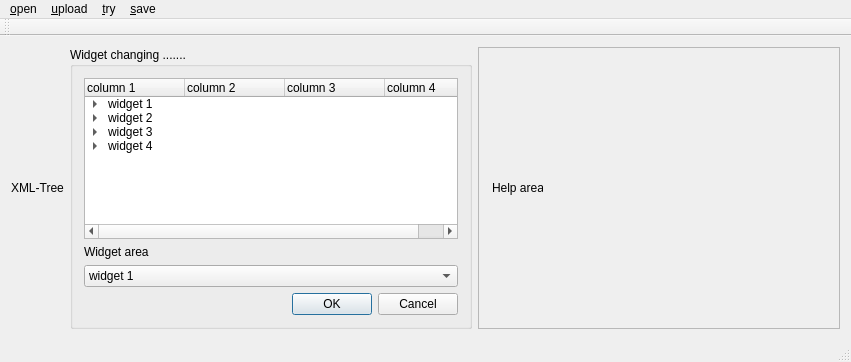
KDE/pairs, file mainwindow.ui: the form before one commit.
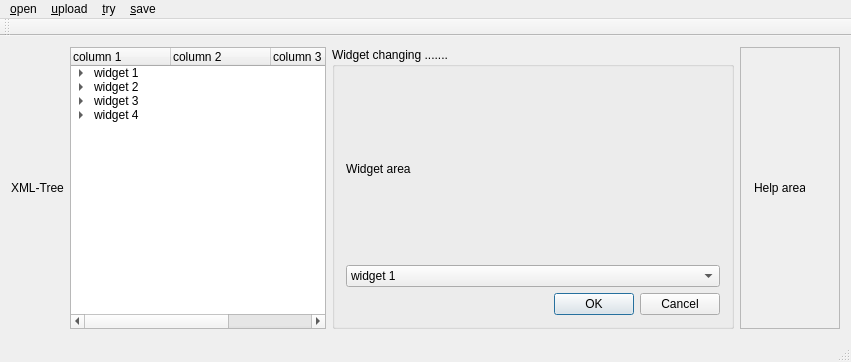
The form after the commit.

```diff
--- a/mainwindow.ui
+++ b/mainwindow.ui
@@ -22,6 +22,73 @@
       </property>
      </widget>
     </item>
+    <item>
+     <widget class="QTreeWidget" name="treeWidget">
+      <column>
+       <property name="text">
+        <string>column 1</string>
+       </property>
+      </column>
+      <column>
+       <property name="text">
+        <string>column 2</string>
+       </property>
+      </column>
+      <column>
+       <property name="text">
+        <string>column 3</string>
+       </property>
+      </column>
+      <column>
+       <property name="text">
+        <string>column 4</string>
+       </property>
+      </column>
+      <item>
+       <property name="text">
+        <string>widget 1</string>
+       </property>
+       <item>
+        <property name="text">
+         <string>sub widget </string>
+        </property>
+       </item>
+      </item>
+      <item>
+       <property name="text">
+        <string>widget 2</string>
+       </property>
+       <item>
+        <property name="text">
+         <string>sub widget</string>
+        </property>
+       </item>
+      </item>
+      <item>
+       <property name="text">
+        <string>widget 3</string>
+       </property>
+       <item>
+        <property name="text">
+         <string>sub widget </string>
+        </property>
+       </item>
+      </item>
+      <item>
+       <property name="text">
+        <string>widget 4</string>
+       </property>
+       <item>
+        <property name="text">
+         <string>sub widget</string>
+        </property>
+       </item>
+      </item>
+     </widget>
+    </item>
+    <item>
+     <layout class="QHBoxLayout" name="horizontalLayout_3"/>
+    </item>
     <item>
      <layout class="QHBoxLayout" name="horizontalLayout_2">
       <item>
@@ -30,14 +97,14 @@
          <string>Widget changing .......</string>
         </property>
         <layout class="QGridLayout" name="gridLayout">
-         <item row="1" column="0">
+         <item row="2" column="0">
           <widget class="QLabel" name="label_2">
            <property name="text">
             <string>Widget area</string>
            </property>
           </widget>
          </item>
-         <item row="2" column="0">
+         <item row="3" column="0">
           <widget class="QComboBox" name="comboBox">
            <property name="minimumSize">
             <size>
@@ -77,7 +144,7 @@
            </item>
           </widget>
          </item>
-         <item row="3" column="0">
+         <item row="4" column="0">
           <widget class="QDialogButtonBox" name="buttonBox">
            <property name="minimumSize">
             <size>
@@ -90,70 +157,6 @@
            </property>
           </widget>
          </item>
-         <item row="0" column="0">
-          <widget class="QTreeWidget" name="treeWidget">
-           <column>
-            <property name="text">
-             <string>column 1</string>
-            </property>
-           </column>
-           <column>
-            <property name="text">
-             <string>column 2</string>
-            </property>
-           </column>
-           <column>
-            <property name="text">
-             <string>column 3</string>
-            </property>
-           </column>
-           <column>
-            <property name="text">
-             <string>column 4</string>
-            </property>
-           </column>
-           <item>
-            <property name="text">
-             <string>widget 1</string>
-            </property>
-            <item>
-             <property name="text">
-              <string>sub widget </string>
-             </property>
-            </item>
-           </item>
-           <item>
-            <property name="text">
-             <string>widget 2</string>
-            </property>
-            <item>
-             <property name="text">
-              <string>sub widget</string>
-             </property>
-            </item>
-           </item>
-           <item>
-            <property name="text">
-             <string>widget 3</string>
-            </property>
-            <item>
-             <property name="text">
-              <string>sub widget </string>
-             </property>
-            </item>
-           </item>
-           <item>
-            <property name="text">
-             <string>widget 4</string>
-            </property>
-            <item>
-             <property name="text">
-              <string>sub widget</string>
-             </property>
-            </item>
-           </item>
-          </widget>
-         </item>
         </layout>
        </widget>
       </item>
@@ -171,7 +174,7 @@
           <rect>
            <x>0</x>
            <y>0</y>
-           <width>383</width>
+           <width>119</width>
            <height>299</height>
           </rect>
          </property>
```
